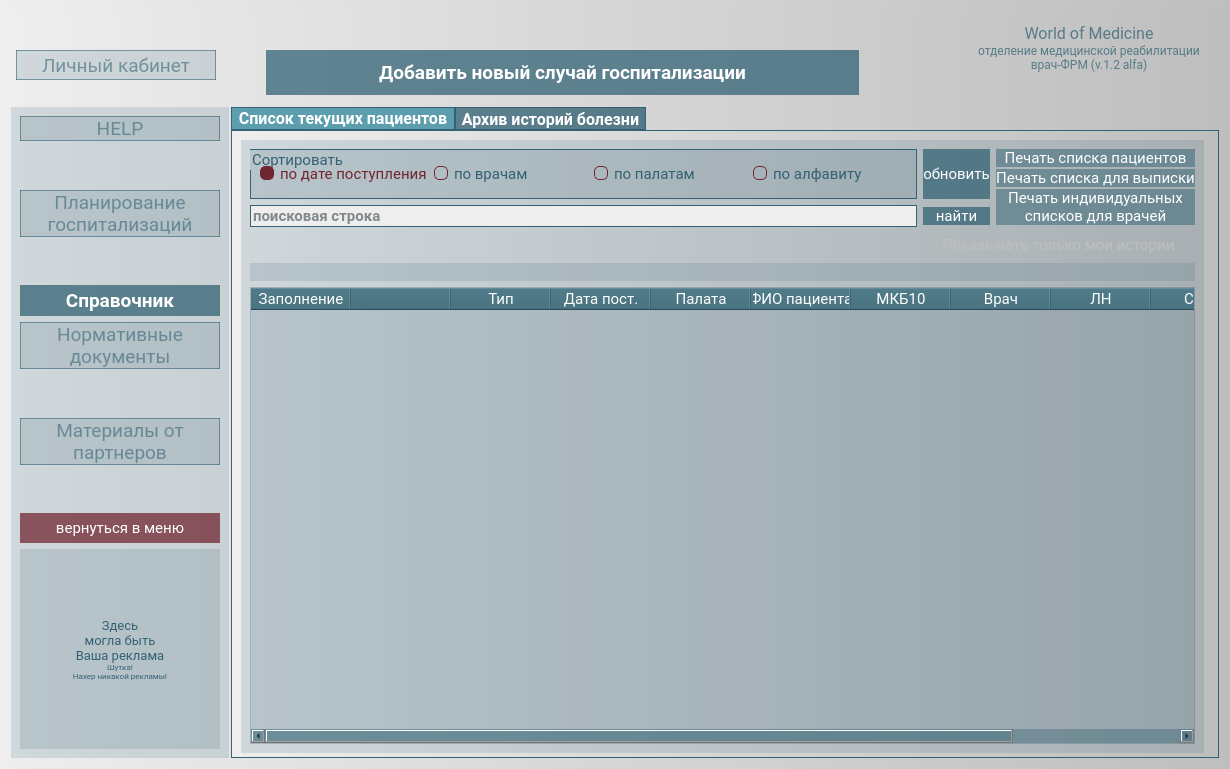
Above: wom/GUI/UI/omr/omr_MainMenu.ui from Spike2250/WoM before the change. Below: the same form after it.
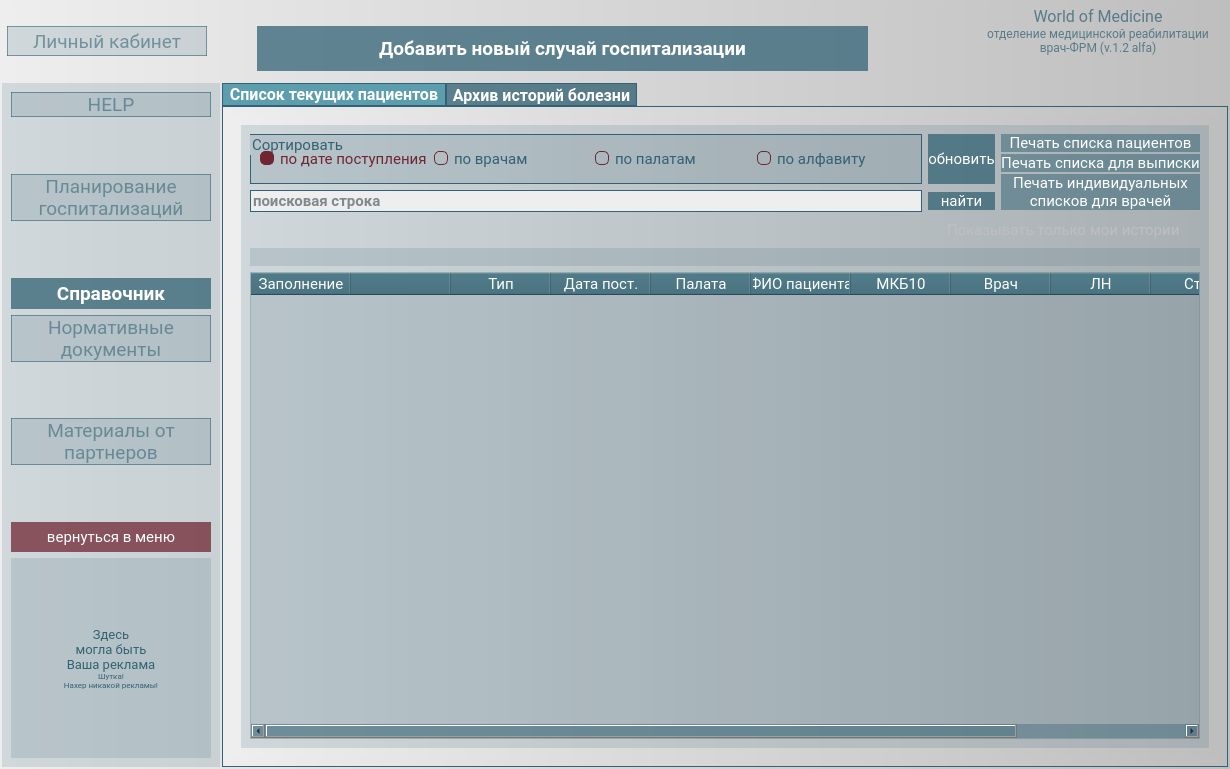
That is the form after the change. Icons and pictures are not drawn.

The edit to the form file:
```diff
--- a/wom/GUI/UI/omr/omr_MainMenu.ui
+++ b/wom/GUI/UI/omr/omr_MainMenu.ui
@@ -24,6 +24,21 @@
 font-family: Roboto;</string>
   </property>
   <layout class="QVBoxLayout" name="verticalLayout_7">
+   <property name="spacing">
+    <number>0</number>
+   </property>
+   <property name="leftMargin">
+    <number>2</number>
+   </property>
+   <property name="topMargin">
+    <number>2</number>
+   </property>
+   <property name="rightMargin">
+    <number>2</number>
+   </property>
+   <property name="bottomMargin">
+    <number>2</number>
+   </property>
    <item>
     <widget class="QFrame" name="main_frame">
      <layout class="QVBoxLayout" name="verticalLayout_6">
@@ -1066,8 +1081,7 @@
 background-color: transparent</string>
            </property>
            <property name="text">
-            <string>
-</string>
+            <string/>
            </property>
           </widget>
          </item>
@@ -2060,15 +2074,9 @@
            <attribute name="title">
             <string>Список текущих пациентов</string>
            </attribute>
+           <layout class="QVBoxLayout" name="verticalLayout_8">
+            <item>
            <widget class="QFrame" name="frame_actual">
-            <property name="geometry">
-             <rect>
-              <x>0</x>
-              <y>0</y>
-              <width>981</width>
-              <height>631</height>
-             </rect>
-            </property>
             <layout class="QVBoxLayout" name="verticalLayout_2">
              <item>
               <widget class="QFrame" name="refreshing_active_list">
@@ -4484,6 +4492,8 @@
              </item>
             </layout>
            </widget>
+            </item>
+           </layout>
           </widget>
           <widget class="QWidget" name="archive">
            <attribute name="icon">
```
Left out of the diff: 12 changed lines with no effect on the pictures. Lines whose indentation alone changed are shown as unchanged.
